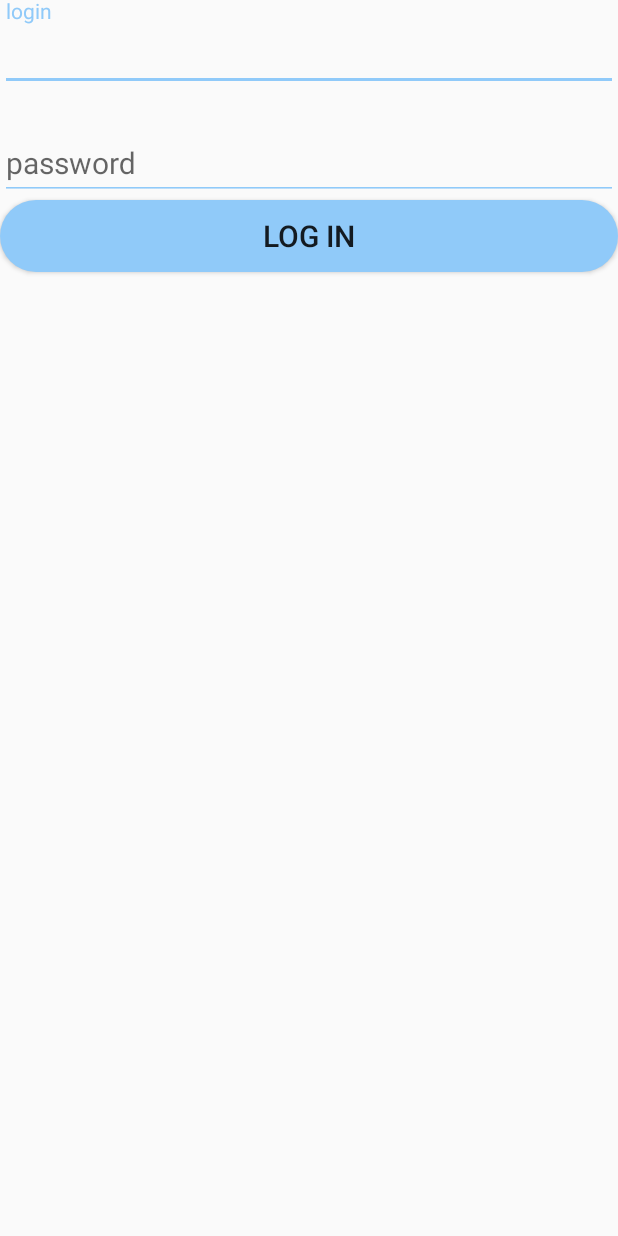
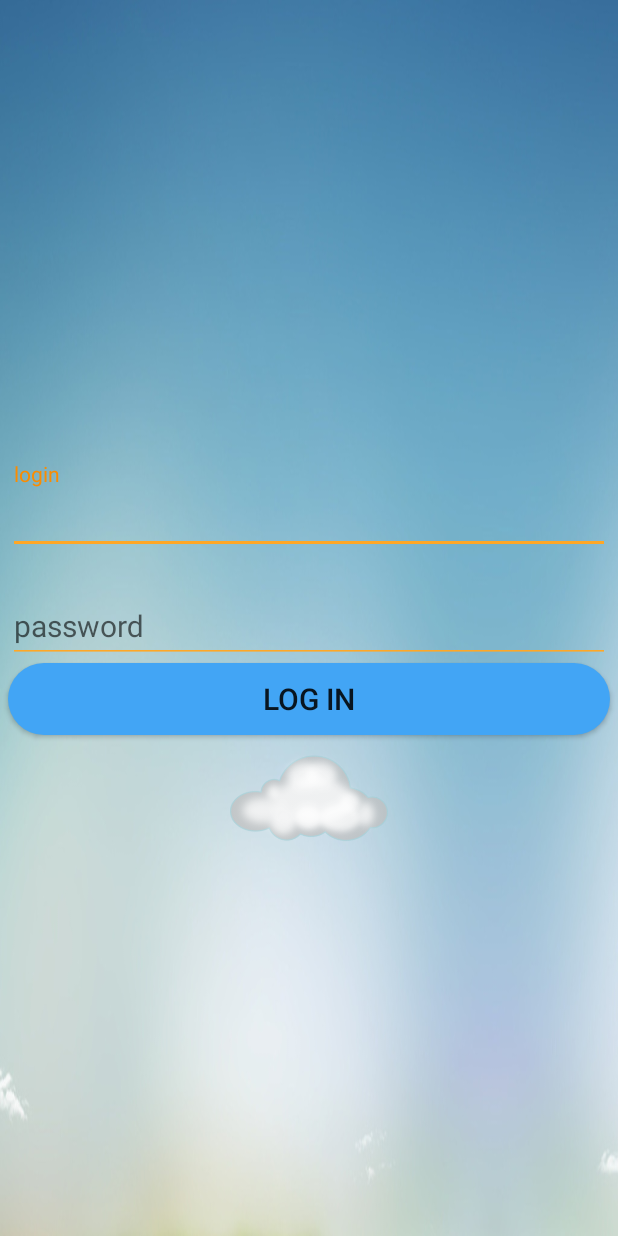
Before and after one commit to steam0111/ProfPref, an Android app: the layout activity_login.xml on its own in the app's theme, with its tools: preview values and no code run, on a phone screen of 412 x 824 dp. Run offline under Robolectric (Android 15) with nearby library versions, the phone set to English and light mode, and no system bars.

Commit message:
Завёрстан логин, добавлен счётчик логинов

```diff
--- a/app/src/main/AndroidManifest.xml
+++ b/app/src/main/AndroidManifest.xml
@@ -15,14 +15,16 @@
         android:roundIcon="@mipmap/ic_launcher_round"
         android:supportsRtl="true"
         android:theme="@style/AppTheme">
-        <activity android:name=".ui.login.activties.LoginActivity"
-                  android:screenOrientation="landscape">
+        <activity
+            android:name=".ui.login.activties.LoginActivity"
+            android:screenOrientation="landscape">
             <intent-filter>
                 <action android:name="android.intent.action.MAIN" />
 
                 <category android:name="android.intent.category.LAUNCHER" />
             </intent-filter>
         </activity>
+        <activity android:name=".ui.pretest.activities.PreTestActivity"></activity>
     </application>
 
 </manifest>
--- a/app/src/main/java/com/example/stanislavk/profpref/di/modules/FirebaseModule.java
+++ b/app/src/main/java/com/example/stanislavk/profpref/di/modules/FirebaseModule.java
@@ -2,6 +2,7 @@ package com.example.stanislavk.profpref.di.modules;
 
 import com.example.stanislavk.profpref.di.services.firebase.FireBaseService;
 import com.google.firebase.auth.FirebaseAuth;
+import com.google.firebase.database.FirebaseDatabase;
 
 import javax.inject.Singleton;
 
@@ -16,6 +17,7 @@ public class FirebaseModule {
     @Provides
     @Singleton
     public FireBaseService provideDatabaseService() {
-        return new FireBaseService(FirebaseAuth.getInstance());
+        return new FireBaseService(FirebaseAuth.getInstance(),
+                                   FirebaseDatabase.getInstance().getReference());
     }
 }
--- a/app/src/main/java/com/example/stanislavk/profpref/ui/base/activities/BaseActivity.java
+++ b/app/src/main/java/com/example/stanislavk/profpref/ui/base/activities/BaseActivity.java
@@ -1,8 +1,10 @@
 package com.example.stanislavk.profpref.ui.base.activities;
 
 import android.os.Bundle;
+import android.support.v7.widget.Toolbar;
 
 import com.arellomobile.mvp.MvpAppCompatActivity;
+import com.example.stanislavk.profpref.R;
 
 public class BaseActivity extends MvpAppCompatActivity {
 
@@ -11,4 +13,5 @@ public class BaseActivity extends MvpAppCompatActivity {
         super.onCreate(savedInstanceState);
 
     }
+
 }
--- a/app/src/main/res/drawable/activity_login_shape_button_state_default.xml
+++ b/app/src/main/res/drawable/activity_login_shape_button_state_default.xml
@@ -2,6 +2,6 @@
     android:shape="rectangle">
 
     <corners android:radius="80dp" />
-    <solid android:color="@color/blue_200"/>
+    <solid android:color="@color/blue_400"/>
 
 </shape>
--- a/app/src/main/res/drawable/activity_login_shape_button_state_pressed.xml
+++ b/app/src/main/res/drawable/activity_login_shape_button_state_pressed.xml
@@ -2,6 +2,6 @@
     android:shape="rectangle">
 
     <corners android:radius="80dp" />
-    <solid android:color="@color/blue_200"/>
+    <solid android:color="@color/blue_600"/>
 
 </shape>
--- a/app/src/main/res/layout/activity_login.xml
+++ b/app/src/main/res/layout/activity_login.xml
@@ -1,15 +1,19 @@
 <?xml version="1.0" encoding="utf-8"?>
-<LinearLayout xmlns:android="http://schemas.android.com/apk/res/android"
+<RelativeLayout xmlns:android="http://schemas.android.com/apk/res/android"
     android:layout_width="match_parent"
     android:layout_height="match_parent"
     xmlns:app="http://schemas.android.com/apk/res-auto"
-    android:orientation="vertical">
+    android:paddingTop="25dp"
+    android:background="@drawable/login_activity_sky_for_back">
 
     <android.support.design.widget.TextInputLayout
         android:layout_width="match_parent"
         android:layout_height="wrap_content"
         android:layout_marginBottom="12dp"
-        app:hintTextAppearance="@style/LoginHintText">
+        app:hintTextAppearance="@style/LoginHintText"
+        android:layout_above="@+id/til_password"
+        android:layout_marginStart="5dp"
+        android:layout_marginEnd="5dp">
         <EditText
             android:id="@+id/et_login"
             android:layout_width="match_parent"
@@ -17,16 +21,18 @@
             android:textSize="20sp"
             android:hint="login"
             android:theme="@style/LoginEditText"
-            android:textColor="@color/blue_200"
+            android:textColor="@color/blue_400"
             android:singleLine="true"/>
     </android.support.design.widget.TextInputLayout>
 
-
-
     <android.support.design.widget.TextInputLayout
+        android:id="@+id/til_password"
         android:layout_width="match_parent"
         android:layout_height="wrap_content"
-        app:hintTextAppearance="@style/LoginHintText">
+        app:hintTextAppearance="@style/LoginHintText"
+        android:layout_centerVertical="true"
+        android:layout_marginStart="5dp"
+        android:layout_marginEnd="5dp">
         <EditText
             android:id="@+id/et_password"
             android:layout_width="match_parent"
@@ -35,7 +41,7 @@
             android:hint="password"
             android:inputType="textPassword"
             android:theme="@style/LoginEditText"
-            android:textColor="@color/blue_200"
+            android:textColor="@color/blue_400"
             android:singleLine="true"/>
     </android.support.design.widget.TextInputLayout>
 
@@ -43,8 +49,26 @@
         android:id="@+id/btn_login"
         android:layout_width="match_parent"
         android:layout_height="wrap_content"
+        android:layout_below="@+id/til_password"
         android:background="@drawable/activity_login_selector_btn_login"
         android:text="LOG IN"
         android:textSize="20sp"
-        android:layout_marginBottom="12dp"/>
-</LinearLayout>
+        android:layout_marginBottom="12dp"
+        android:layout_marginStart="5dp"
+        android:layout_marginEnd="5dp"/>
+
+    <ImageView
+    android:id="@+id/iv_cloud"
+    android:layout_width="105dp"
+    android:layout_height="60dp"
+    android:background="@drawable/activity_login_cloud"
+    android:layout_marginLeft="-120dp" />
+
+    <ImageView
+        android:id="@+id/iv_cloud2"
+        android:layout_below="@+id/btn_login"
+        android:layout_width="105dp"
+        android:layout_height="60dp"
+        android:background="@drawable/activity_login_cloud"
+        android:layout_centerHorizontal="true"/>
+</RelativeLayout>
--- /dev/null
+++ b/app/src/main/res/values-v19/styles.xml
@@ -0,0 +1,11 @@
+<?xml version="1.0" encoding="utf-8"?>
+<resources>
+
+    <style name="AppTheme" parent="Theme.AppCompat.Light.NoActionBar">
+        <!-- Customize your theme here. -->
+        <item name="colorPrimary">@color/colorPrimary</item>
+        <item name="colorPrimaryDark">@color/colorPrimaryDark</item>
+        <item name="colorAccent">@color/colorAccent</item>
+        <item name="android:windowTranslucentStatus">true</item>
+    </style>
+</resources>
--- a/app/src/main/res/values/colors.xml
+++ b/app/src/main/res/values/colors.xml
@@ -3,6 +3,10 @@
     <color name="colorPrimary">#3F51B5</color>
     <color name="colorPrimaryDark">#303F9F</color>
     <color name="colorAccent">#FF4081</color>
-    <color name="blue_200">#90CAF9</color>
+    <color name="blue_400">#42A5F5</color>
+    <color name="blue_600">#1E88E5</color>
+
+    <color name="orange_400">#FFA726</color>
+    <color name="orange_600">#FB8C00</color>
 
 </resources>
--- a/app/src/main/res/values/styles.xml
+++ b/app/src/main/res/values/styles.xml
@@ -1,7 +1,7 @@
 <resources>
 
     <!-- Base application theme. -->
-    <style name="AppTheme" parent="Theme.AppCompat.Light.DarkActionBar">
+    <style name="AppTheme" parent="Theme.AppCompat.Light.NoActionBar">
         <!-- Customize your theme here. -->
         <item name="colorPrimary">@color/colorPrimary</item>
         <item name="colorPrimaryDark">@color/colorPrimaryDark</item>
@@ -10,12 +10,12 @@
 
     <!--Floating label text style-->
     <style name="LoginHintText" parent="TextAppearance.AppCompat.Small">
-        <item name="android:textColor">@color/blue_200</item>
+        <item name="android:textColor">@color/orange_600</item>
     </style>
 
     <!--Input field style-->
     <style name="LoginEditText" parent="Theme.AppCompat.Light">
-        <item name="colorControlNormal">@color/blue_200</item>
-        <item name="colorControlActivated">@color/blue_200</item>
+        <item name="colorControlNormal">@color/orange_400</item>
+        <item name="colorControlActivated">@color/orange_400</item>
     </style>
 </resources>
```
Also changed, not shown: app/build.gradle (+5 -7 lines), app/src/main/java/com/example/stanislavk/profpref/di/services/firebase/FireBaseService.java (+9 -1 lines), app/src/main/java/com/example/stanislavk/profpref/ui/login/activties/LoginActivity.java (+28 -1 lines), app/src/main/java/com/example/stanislavk/profpref/ui/login/presenters/LoginPresenter.java (+47 -4 lines), app/src/main/java/com/example/stanislavk/profpref/ui/pretest/activities/PreTestActivity.java (added, +15 -0 lines), app/src/main/res/layout/activity_pre_test.xml (added, +9 -0 lines), app/src/main/res/drawable/activity_login_cloud.png (added), app/src/main/res/drawable/login_activity_sky_for_back.jpg (added).
